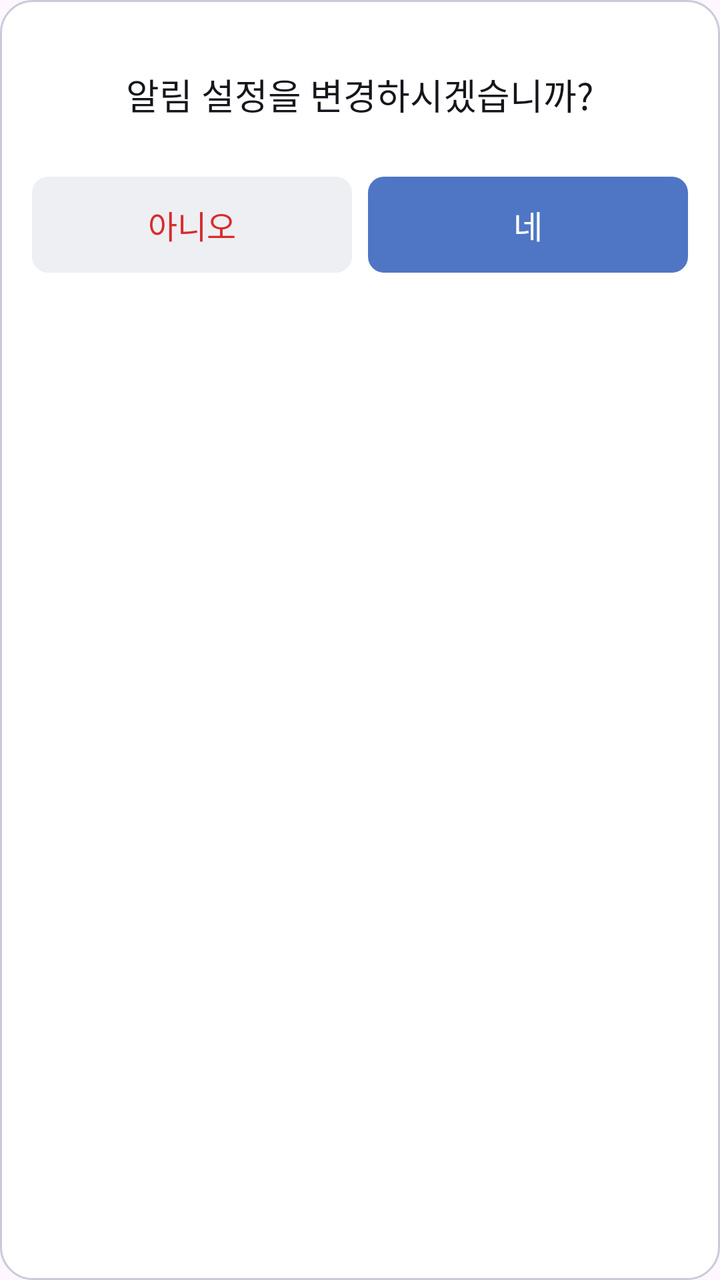
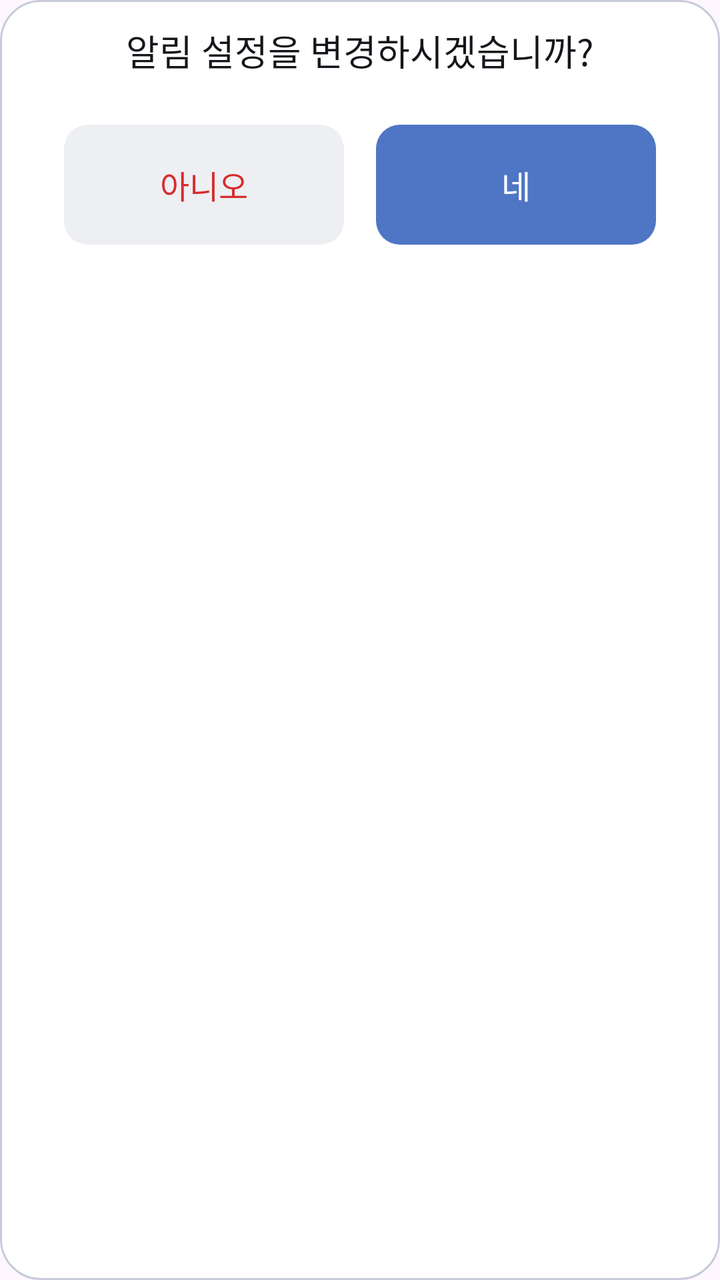

Before-and-after screenshots of an Android layout around one commit, followed by the original layout XML and the change that was made.
<!-- AndroidManifest.xml: application theme Theme.Submate -->
<!-- res/layout/common_modal.xml -->
<?xml version="1.0" encoding="utf-8"?>
<LinearLayout xmlns:android="http://schemas.android.com/apk/res/android" android:layout_width="350dp" android:layout_height="200dp" android:background="@drawable/bg_modal" android:gravity="center_horizontal" android:orientation="vertical" android:paddingStart="16dp" android:paddingEnd="16dp">
    <TextView android:id="@+id/modal_title" android:layout_width="wrap_content" android:layout_height="wrap_content" android:layout_marginTop="34dp" android:gravity="center" android:text="알림 설정을 변경하시겠습니까?" android:textColor="@color/appblack" style="@style/typo_body_m1" />
    <LinearLayout android:layout_width="match_parent" android:layout_height="48dp" android:layout_marginTop="28dp" android:orientation="horizontal">
        <TextView android:id="@+id/modal_no" android:layout_width="0dp" android:layout_height="match_parent" android:layout_weight="1" android:background="@drawable/bg_modal_reject" android:clickable="true" android:focusable="true" android:gravity="center" android:text="아니오" android:textColor="@color/error800" style="@style/typo_body_b2" />
        <Space android:layout_width="8dp" android:layout_height="match_parent" />
        <TextView android:id="@+id/modal_yes" android:layout_width="0dp" android:layout_height="match_parent" android:layout_weight="1" android:background="@drawable/bg_modal_agree" android:clickable="true" android:focusable="true" android:gravity="center" android:text="네" android:textColor="@color/appwhite" style="@style/typo_body_b2" />
    </LinearLayout>
</LinearLayout>
<!-- resources referenced by this layout -->
<resources>
  <color name="appblack">#14161B</color>
  <color name="appwhite">#FFFFFF</color>
  <color name="error800">#D72C2C</color>
  <!-- drawable bg_modal (drawable) -->
  <?xml version="1.0" encoding="utf-8"?>
  <shape xmlns:android="http://schemas.android.com/apk/res/android" android:shape="rectangle">
      <solid android:color="@color/appwhite" />
      <stroke android:width="1dp" android:color="@color/gray300" />
      <corners android:radius="16dp" />
  </shape>
  <!-- drawable bg_modal_agree (drawable) -->
  <?xml version="1.0" encoding="utf-8"?>
  <shape xmlns:android="http://schemas.android.com/apk/res/android" android:shape="rectangle">
      <solid android:color="@color/pri700" />
      <corners android:radius="8dp" />
  </shape>
  <!-- drawable bg_modal_reject (drawable) -->
  <?xml version="1.0" encoding="utf-8"?>
  <shape xmlns:android="http://schemas.android.com/apk/res/android" android:shape="rectangle">
      <solid android:color="@color/gray100" />
      <corners android:radius="8dp" />
  </shape>
  <style name="typo_body_b2"><item name="android:fontFamily">@font/pretendard_bold</item><item name="android:textSize">16sp</item></style>
  <style name="typo_body_m1"><item name="android:fontFamily">@font/pretendard_medium</item><item name="android:textSize">18sp</item></style>
  <style name="Theme.Submate" parent="Base.Theme.Submate" />
  <color name="gray300">#C7CBDB</color>
  <color name="pri700">#4F76C4</color>
  <color name="gray100">#EDEFF3</color>
  <style name="Base.Theme.Submate" parent="Theme.Material3.DayNight.NoActionBar">
          
          
      </style>
</resources>

<!-- the commit's change to res/layout/common_modal.xml (unified diff, before → after) -->
@@ -1,9 +1,9 @@
 <?xml version="1.0" encoding="utf-8"?>
-<LinearLayout xmlns:android="http://schemas.android.com/apk/res/android" android:layout_width="350dp" android:layout_height="200dp" android:background="@drawable/bg_modal" android:gravity="center_horizontal" android:orientation="vertical" android:paddingStart="16dp" android:paddingEnd="16dp">
-    <TextView android:id="@+id/modal_title" android:layout_width="wrap_content" android:layout_height="wrap_content" android:layout_marginTop="34dp" android:gravity="center" android:text="알림 설정을 변경하시겠습니까?" android:textColor="@color/appblack" style="@style/typo_body_m1" />
-    <LinearLayout android:layout_width="match_parent" android:layout_height="48dp" android:layout_marginTop="28dp" android:orientation="horizontal">
+<LinearLayout xmlns:android="http://schemas.android.com/apk/res/android" android:layout_width="380dp" android:layout_height="200dp" android:background="@drawable/bg_modal" android:gravity="center_horizontal" android:orientation="vertical" android:paddingStart="32dp" android:paddingEnd="32dp">
+    <TextView android:id="@+id/modal_title" android:layout_width="match_parent" android:layout_height="wrap_content" android:layout_marginTop="12dp" android:gravity="center" android:text="알림 설정을 변경하시겠습니까?" android:textColor="@color/appblack" style="@style/typo_body_m1" />
+    <LinearLayout android:layout_width="match_parent" android:layout_height="60dp" android:layout_marginTop="24dp" android:orientation="horizontal">
         <TextView android:id="@+id/modal_no" android:layout_width="0dp" android:layout_height="match_parent" android:layout_weight="1" android:background="@drawable/bg_modal_reject" android:clickable="true" android:focusable="true" android:gravity="center" android:text="아니오" android:textColor="@color/error800" style="@style/typo_body_b2" />
-        <Space android:layout_width="8dp" android:layout_height="match_parent" />
+        <Space android:layout_width="16dp" android:layout_height="match_parent" />
         <TextView android:id="@+id/modal_yes" android:layout_width="0dp" android:layout_height="match_parent" android:layout_weight="1" android:background="@drawable/bg_modal_agree" android:clickable="true" android:focusable="true" android:gravity="center" android:text="네" android:textColor="@color/appwhite" style="@style/typo_body_b2" />
     </LinearLayout>
 </LinearLayout>
<!-- resource entries referenced after the edit -->
@@ -8,19 +8,19 @@
   <shape xmlns:android="http://schemas.android.com/apk/res/android" android:shape="rectangle">
       <solid android:color="@color/appwhite" />
       <stroke android:width="1dp" android:color="@color/gray300" />
-      <corners android:radius="16dp" />
+      <corners android:radius="20dp" />
   </shape>
   <!-- drawable bg_modal_agree (drawable) -->
   <?xml version="1.0" encoding="utf-8"?>
   <shape xmlns:android="http://schemas.android.com/apk/res/android" android:shape="rectangle">
       <solid android:color="@color/pri700" />
-      <corners android:radius="8dp" />
+      <corners android:radius="12dp" />
   </shape>
   <!-- drawable bg_modal_reject (drawable) -->
   <?xml version="1.0" encoding="utf-8"?>
   <shape xmlns:android="http://schemas.android.com/apk/res/android" android:shape="rectangle">
       <solid android:color="@color/gray100" />
-      <corners android:radius="8dp" />
+      <corners android:radius="12dp" />
   </shape>
   <style name="typo_body_b2"><item name="android:fontFamily">@font/pretendard_bold</item><item name="android:textSize">16sp</item></style>
   <style name="typo_body_m1"><item name="android:fontFamily">@font/pretendard_medium</item><item name="android:textSize">18sp</item></style>
